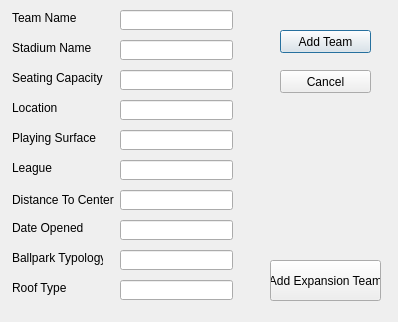
Old version of the form BaseballTour/editteam.ui in the repository awiswasi/WhoIsYourDatabase.
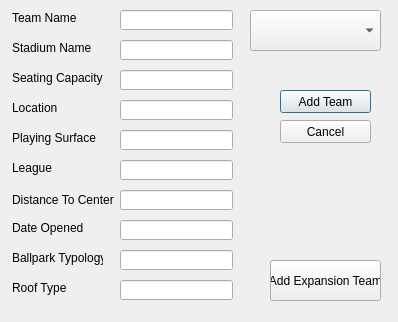
New version of the form.

Commit message: removed comma

The edit to the form file:
```diff
--- a/BaseballTour/editteam.ui
+++ b/BaseballTour/editteam.ui
@@ -247,7 +247,7 @@
    <property name="geometry">
     <rect>
      <x>280</x>
-     <y>30</y>
+     <y>90</y>
      <width>91</width>
      <height>23</height>
     </rect>
@@ -260,7 +260,7 @@
    <property name="geometry">
     <rect>
      <x>280</x>
-     <y>70</y>
+     <y>120</y>
      <width>91</width>
      <height>23</height>
     </rect>
@@ -282,6 +282,16 @@
     <string>Add Expansion Team</string>
    </property>
   </widget>
+  <widget class="QComboBox" name="comboBox">
+   <property name="geometry">
+    <rect>
+     <x>250</x>
+     <y>10</y>
+     <width>131</width>
+     <height>41</height>
+    </rect>
+   </property>
+  </widget>
  </widget>
  <resources/>
  <connections/>
```
The commit also changes 1 other file.
